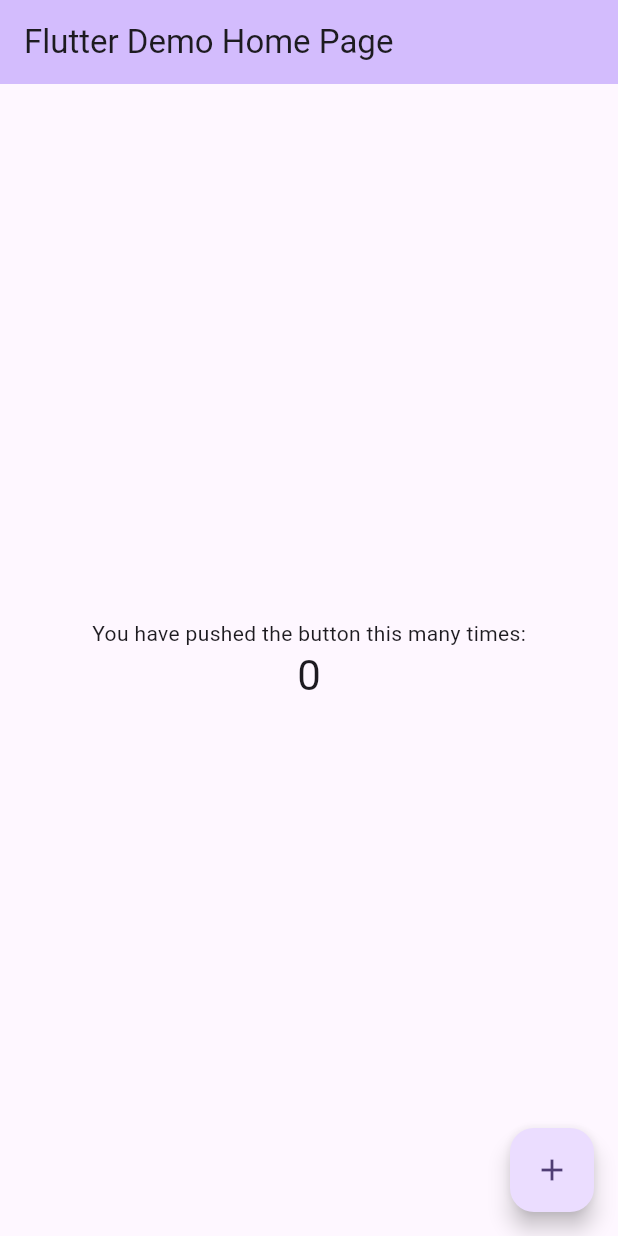
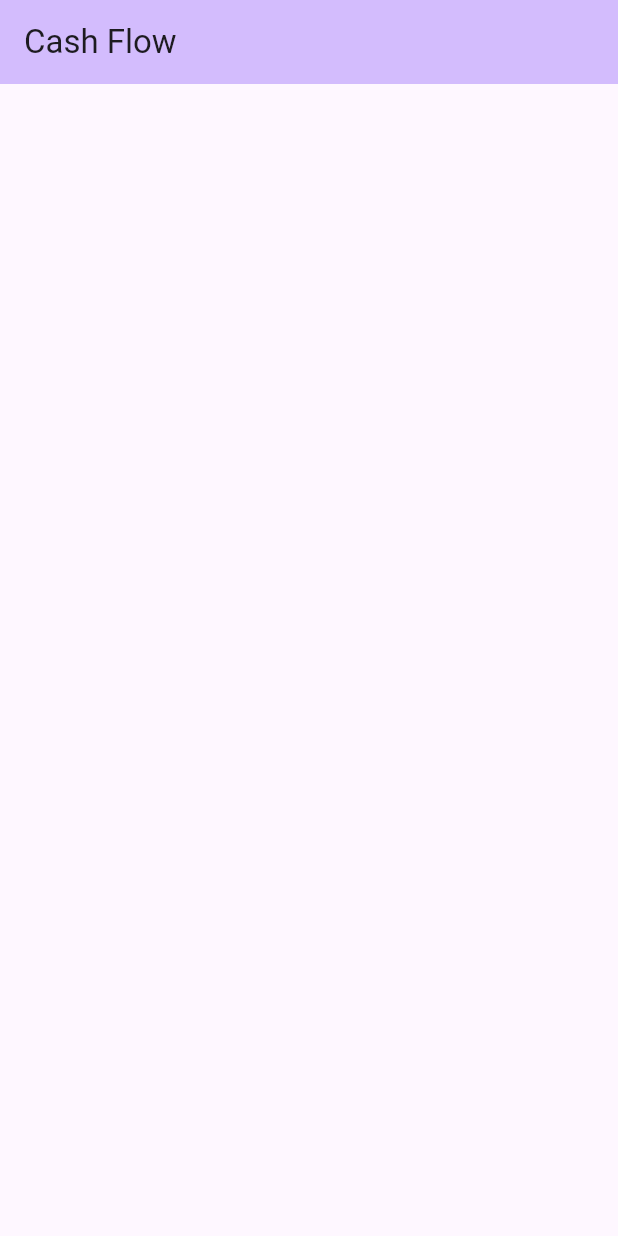
Before and after one commit to ViniBelo/cash_flow_flutter, a Flutter app: the screen it shows after launch, on a phone screen of 412 x 824 dp. Run offline on Flutter 3.47's test engine with Material 3 defaults, Android fonts, the phone set to English and light mode, and no system bars; our stand-ins replace drift, drift_flutter, get; accounts and stored records are empty; generated files the repository leaves out were written again.

Commit message:
Home Screen

```diff
--- a/lib/bindings/main_bindings.dart
+++ b/lib/bindings/main_bindings.dart
@@ -3,7 +3,7 @@ import 'package:cash_flow/repositories/db_repository.dart';
 import 'package:cash_flow/source/local/database.dart';
 import 'package:get/get.dart';
 
-class MainBinding extends Bindings {
+class MainBindings extends Bindings {
   @override
   void dependencies() {
     Get.put(AppDatabase());
--- /dev/null
+++ b/lib/config/routes.dart
@@ -0,0 +1 @@
+const homeRoute = "/";
--- a/lib/main.dart
+++ b/lib/main.dart
@@ -1,6 +1,11 @@
+import 'package:cash_flow/bindings/main_bindings.dart';
+import 'package:cash_flow/config/routes.dart';
+import 'package:cash_flow/screens/home_screen.dart';
 import 'package:flutter/material.dart';
+import 'package:get/get.dart';
 
 void main() {
+  WidgetsFlutterBinding.ensureInitialized();
   runApp(const MyApp());
 }
 
@@ -9,61 +14,21 @@ class MyApp extends StatelessWidget {
 
   @override
   Widget build(BuildContext context) {
-    return MaterialApp(
-      title: 'Flutter Demo',
+    return GetMaterialApp(
+      debugShowCheckedModeBanner: false,
+      title: 'Cash Flow',
       theme: ThemeData(
         colorScheme: ColorScheme.fromSeed(seedColor: Colors.deepPurple),
         useMaterial3: true,
       ),
-      home: const MyHomePage(title: 'Flutter Demo Home Page'),
+      initialRoute: homeRoute,
+      getPages: [
+        GetPage(
+          name: homeRoute,
+          page: () => const HomeScreen(),
+          binding: MainBindings(),
+        ),
+      ],
     );
   }
 }
-
-class MyHomePage extends StatefulWidget {
-  const MyHomePage({super.key, required this.title});
-
-  final String title;
-
-  @override
-  State<MyHomePage> createState() => _MyHomePageState();
-}
-
-class _MyHomePageState extends State<MyHomePage> {
-  int _counter = 0;
-
-  void _incrementCounter() {
-    setState(() {
-      _counter++;
-    });
-  }
-
-  @override
-  Widget build(BuildContext context) {
-    return Scaffold(
-      appBar: AppBar(
-        backgroundColor: Theme.of(context).colorScheme.inversePrimary,
-        title: Text(widget.title),
-      ),
-      body: Center(
-        child: Column(
-          mainAxisAlignment: MainAxisAlignment.center,
-          children: <Widget>[
-            const Text(
-              'You have pushed the button this many times:',
-            ),
-            Text(
-              '$_counter',
-              style: Theme.of(context).textTheme.headlineMedium,
-            ),
-          ],
-        ),
-      ),
-      floatingActionButton: FloatingActionButton(
-        onPressed: _incrementCounter,
-        tooltip: 'Increment',
-        child: const Icon(Icons.add),
-      ),
-    );
-  }
-}
--- a/lib/models/cash_flow.dart
+++ b/lib/models/cash_flow.dart
@@ -1,4 +1,3 @@
-import 'dart:ffi';
 
 import 'package:json_annotation/json_annotation.dart';
 
--- /dev/null
+++ b/lib/screens/home_screen.dart
@@ -0,0 +1,19 @@
+import 'package:cash_flow/screens/list_screen.dart';
+import 'package:flutter/material.dart';
+
+class HomeScreen extends StatelessWidget {
+  const HomeScreen({super.key});
+
+  @override
+  Widget build(BuildContext context) {
+    return Scaffold(
+      appBar: AppBar(
+        backgroundColor: Theme.of(context).colorScheme.inversePrimary,
+        title: const Text("Cash Flow"),
+      ),
+      body: Center(
+        child: ListScreen(),
+      ),
+    );
+  }
+}
--- /dev/null
+++ b/lib/screens/list_screen.dart
@@ -0,0 +1,27 @@
+import 'package:cash_flow/controllers/db_controller.dart';
+import 'package:flutter/material.dart';
+import 'package:get/get.dart';
+
+class ListScreen extends GetView<DbController> {
+  @override
+  Widget build(BuildContext context) {
+    controller.getCashFlows();
+    return controller.obx((cashFlows) {
+      List<ListTile> listCashFlows = cashFlows?.map((cashFlow) => ListTile(
+          title: Text(cashFlow.type),
+          subtitle: Text(cashFlow.source),
+        ),
+      ).toList() ?? [];
+      return ListView.separated(
+          itemBuilder: (context, index) => listCashFlows[index],
+          separatorBuilder: (context, index) => const Divider(
+            height: 1,
+          ),
+          itemCount: listCashFlows.length
+      );
+    },
+      onError: (error) => Text(error.toString()),
+      onLoading: const CircularProgressIndicator()
+    );
+  }
+}
```
